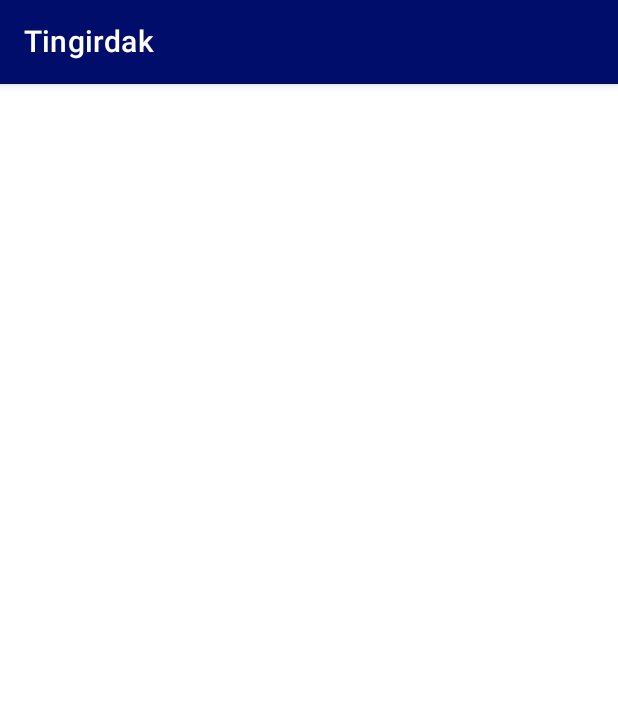
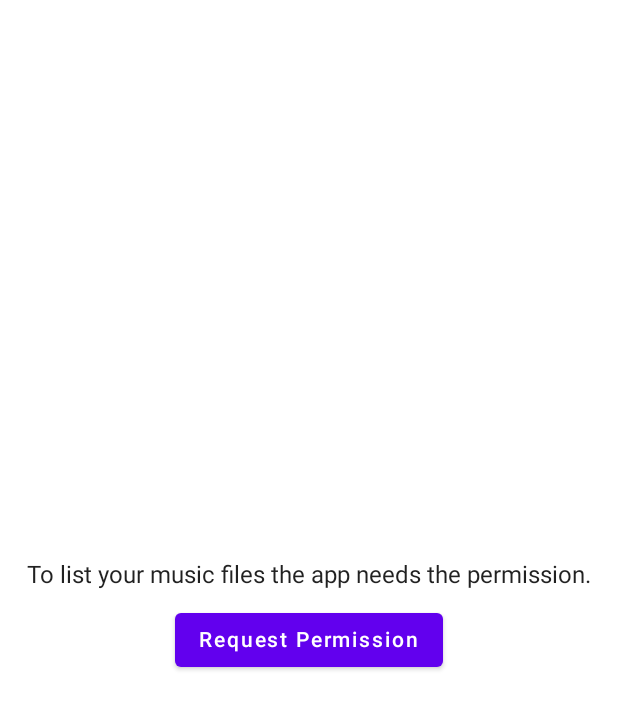
Before and after one commit to ahmetsarac/tingirdak, an Android app built with Jetpack Compose: the screen it shows after launch (MainActivity), on a phone screen of 412 x 824 dp. Shown: the top 709 px of the screen. Run offline under Robolectric (Android 15) with nearby library versions, the phone set to English and light mode, and no system bars; 1 statement that could not run was skipped.

Commit message:
Permission handling is added with Accompanist Permissions and TopAppBar moved to another file.

```diff
--- a/app/build.gradle
+++ b/app/build.gradle
@@ -57,6 +57,7 @@ dependencies {
     implementation "androidx.compose.ui:ui-tooling-preview:$compose_version"
     implementation 'androidx.lifecycle:lifecycle-runtime-ktx:2.3.1'
     implementation 'androidx.activity:activity-compose:1.3.1'
+    implementation "com.google.accompanist:accompanist-permissions:0.21.2-beta"
     testImplementation 'junit:junit:4.+'
     androidTestImplementation 'androidx.test.ext:junit:1.1.3'
     androidTestImplementation 'androidx.test.espresso:espresso-core:3.4.0'
--- a/app/src/main/AndroidManifest.xml
+++ b/app/src/main/AndroidManifest.xml
@@ -2,6 +2,7 @@
 <manifest xmlns:android="http://schemas.android.com/apk/res/android"
     package="com.ahmetsarac.tingirdak" >
 
+    <uses-permission android:name="android.permission.READ_EXTERNAL_STORAGE"/>
     <application
         android:allowBackup="true"
         android:icon="@mipmap/ic_launcher"
--- a/app/src/main/java/com/ahmetsarac/tingirdak/MainActivity.kt
+++ b/app/src/main/java/com/ahmetsarac/tingirdak/MainActivity.kt
@@ -1,18 +1,19 @@
 package com.ahmetsarac.tingirdak
 
+import android.Manifest
 import android.graphics.Color
 import android.os.Bundle
 import androidx.activity.ComponentActivity
 import androidx.activity.compose.setContent
-import androidx.compose.material.MaterialTheme
-import androidx.compose.material.Surface
-import androidx.compose.material.Text
-import androidx.compose.runtime.Composable
-import androidx.compose.ui.tooling.preview.Preview
 import com.ahmetsarac.tingirdak.composables.HomePage
-import com.ahmetsarac.tingirdak.ui.theme.DarkBlue
+import com.ahmetsarac.tingirdak.composables.GoToAppSettings
+import com.ahmetsarac.tingirdak.composables.RequestStoragePermission
 import com.ahmetsarac.tingirdak.ui.theme.TingirdakTheme
+import com.google.accompanist.permissions.ExperimentalPermissionsApi
+import com.google.accompanist.permissions.PermissionState
+import com.google.accompanist.permissions.rememberPermissionState
 
+@ExperimentalPermissionsApi
 class MainActivity : ComponentActivity() {
     override fun onCreate(savedInstanceState: Bundle?) {
         super.onCreate(savedInstanceState)
@@ -21,11 +22,31 @@ class MainActivity : ComponentActivity() {
         windows.statusBarColor = Color.argb(255, 0, 13, 107)
         setContent {
             TingirdakTheme {
-                // A surface container using the 'background' color from the theme
-                Surface(color = MaterialTheme.colors.background) {
-                   HomePage()
+                val storagePermissionState = rememberPermissionState(
+                    permission = Manifest.permission.READ_EXTERNAL_STORAGE
+                )
+
+                when {
+                    storagePermissionState.hasPermission -> {
+                        HomePage()
+                    }
+                    storagePermissionState.hasBeenDeniedPermanently() -> {
+                        GoToAppSettings()
+                    }
+                    else -> {
+                        RequestStoragePermission(storagePermissionState)
+                    }
                 }
             }
         }
     }
 }
+
+/**
+ * If the permission requested and we don't want to show the rationale that means permission denied permanently
+ * On startup it will return false because to determine the permission the dialog has to shown at least once
+ */
+@ExperimentalPermissionsApi
+fun PermissionState.hasBeenDeniedPermanently(): Boolean{
+    return this.permissionRequested && !this.shouldShowRationale
+}
--- a/app/src/main/java/com/ahmetsarac/tingirdak/composables/HomePage.kt
+++ b/app/src/main/java/com/ahmetsarac/tingirdak/composables/HomePage.kt
@@ -1,18 +1,9 @@
 package com.ahmetsarac.tingirdak.composables
-
-import androidx.compose.material.icons.Icons
-import androidx.compose.material.icons.filled.Menu
 
 
 import androidx.compose.material.*
 import androidx.compose.runtime.Composable
-import androidx.compose.ui.Modifier
-import androidx.compose.ui.graphics.Color
-import androidx.compose.ui.text.TextStyle
 import androidx.compose.ui.tooling.preview.Preview
-import androidx.compose.ui.unit.dp
-import androidx.compose.ui.unit.sp
-import com.ahmetsarac.tingirdak.ui.theme.*
 
 @Preview(showBackground = true)
 @Composable
@@ -25,16 +16,3 @@ fun HomePage(){
 
     }
 }
-
-@Composable
-fun AppBar(title: String){
-    TopAppBar(
-        title = {
-            Text(
-                text = title,
-                color = Color.White
-            )
-        },
-        backgroundColor = DarkBlue
-    )
-}
--- /dev/null
+++ b/app/src/main/java/com/ahmetsarac/tingirdak/composables/RequestStoragePermission.kt
@@ -0,0 +1,29 @@
+package com.ahmetsarac.tingirdak.composables
+
+import androidx.compose.foundation.layout.*
+import androidx.compose.material.Button
+import androidx.compose.material.Text
+import androidx.compose.runtime.Composable
+import androidx.compose.ui.Alignment
+import androidx.compose.ui.Modifier
+import androidx.compose.ui.unit.dp
+import com.google.accompanist.permissions.ExperimentalPermissionsApi
+import com.google.accompanist.permissions.PermissionState
+
+@ExperimentalPermissionsApi
+@Composable
+fun RequestStoragePermission(storagePermissionState: PermissionState) {
+    Column(
+        modifier = Modifier.fillMaxSize(),
+        verticalArrangement = Arrangement.Center,
+        horizontalAlignment = Alignment.CenterHorizontally
+    ) {
+        Text("To list your music files the app needs the permission.")
+        Spacer(modifier = Modifier.height(10.dp))
+        Button(onClick = {
+            storagePermissionState.launchPermissionRequest()
+        }) {
+            Text(text = "Request Permission")
+        }
+    }
+}
```
Also changed, not shown: app/src/main/java/com/ahmetsarac/tingirdak/composables/AppBar.kt (added, +19 -0 lines), app/src/main/java/com/ahmetsarac/tingirdak/composables/GoToAppSettings.kt (added, +37 -0 lines).
